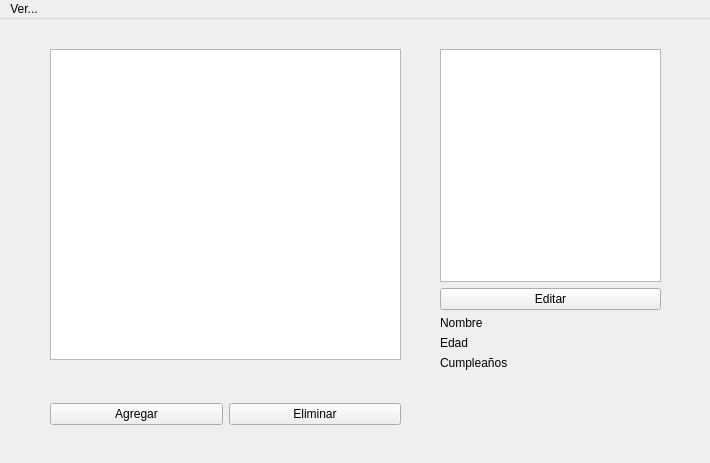
Before: the Qt Designer form Source/actores_m.ui in sacowe/actores, drawn with Qt 5.
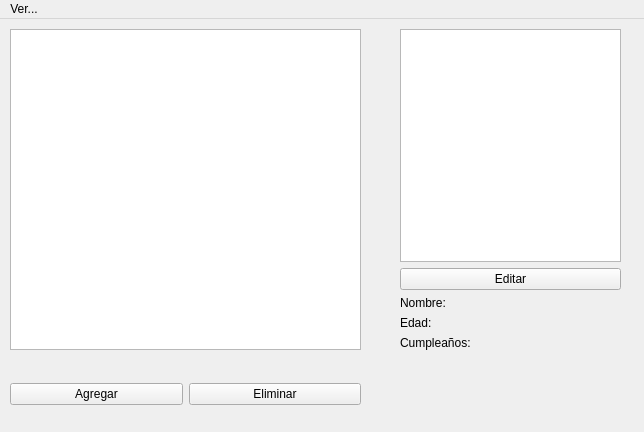
After: the same form once the commit is applied.

What changed in the file:
```diff
--- a/Source/actores_m.ui
+++ b/Source/actores_m.ui
@@ -6,8 +6,8 @@
    <rect>
     <x>0</x>
     <y>0</y>
-    <width>710</width>
-    <height>463</height>
+    <width>644</width>
+    <height>432</height>
    </rect>
   </property>
   <property name="windowTitle">
@@ -17,8 +17,8 @@
    <widget class="QWidget" name="horizontalLayoutWidget">
     <property name="geometry">
      <rect>
-      <x>50</x>
-      <y>380</y>
+      <x>10</x>
+      <y>360</y>
       <width>351</width>
       <height>31</height>
      </rect>
@@ -43,8 +43,8 @@
    <widget class="QWidget" name="verticalLayoutWidget">
     <property name="geometry">
      <rect>
-      <x>440</x>
-      <y>30</y>
+      <x>400</x>
+      <y>10</y>
       <width>221</width>
       <height>321</height>
      </rect>
@@ -68,7 +68,7 @@
        <item row="0" column="0">
         <widget class="QLabel" name="Nombre">
          <property name="text">
-          <string>Nombre</string>
+          <string>Nombre:</string>
          </property>
         </widget>
        </item>
@@ -82,7 +82,7 @@
        <item row="1" column="0">
         <widget class="QLabel" name="Edad">
          <property name="text">
-          <string>Edad</string>
+          <string>Edad:</string>
          </property>
         </widget>
        </item>
@@ -96,7 +96,7 @@
        <item row="2" column="0">
         <widget class="QLabel" name="Cumpleanos">
          <property name="text">
-          <string>Cumpleaños</string>
+          <string>Cumpleaños:</string>
          </property>
         </widget>
        </item>
@@ -114,10 +114,10 @@
    <widget class="QTableView" name="tabla_actores1">
     <property name="geometry">
      <rect>
-      <x>50</x>
-      <y>30</y>
+      <x>10</x>
+      <y>10</y>
       <width>351</width>
-      <height>311</height>
+      <height>321</height>
      </rect>
     </property>
    </widget>
@@ -127,8 +127,8 @@
     <rect>
      <x>0</x>
      <y>0</y>
-     <width>710</width>
-     <height>20</height>
+     <width>644</width>
+     <height>25</height>
     </rect>
    </property>
    <widget class="QMenu" name="menu_ver">
```
